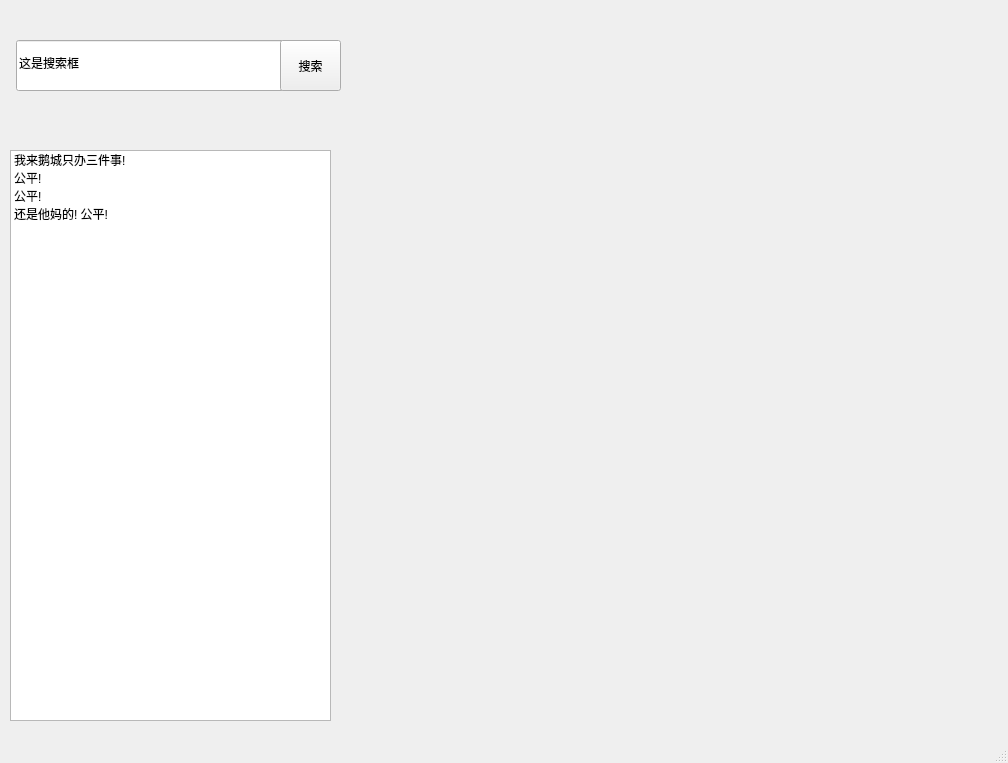
Old version of the form src/navigation_window.ui in the repository tangdouer1005/DataStructure_course_design.
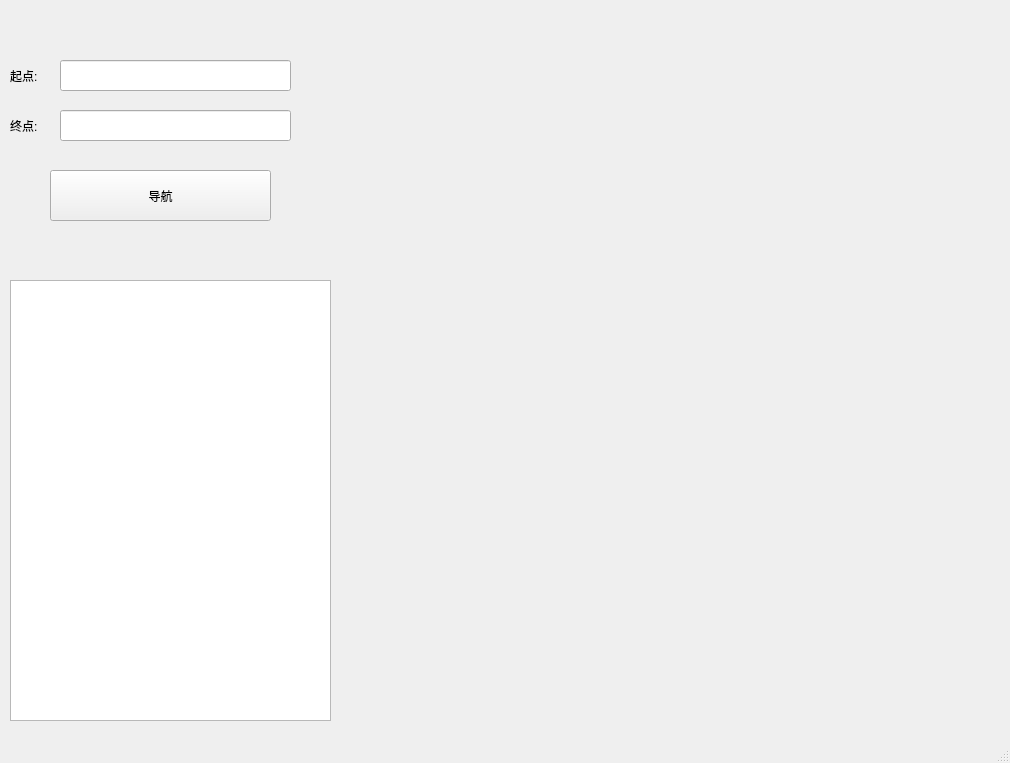
New version of the form. Icons and pictures are not drawn.

```diff
--- a/src/navigation_window.ui
+++ b/src/navigation_window.ui
@@ -6,7 +6,7 @@
    <rect>
     <x>0</x>
     <y>0</y>
-    <width>1008</width>
+    <width>1010</width>
     <height>763</height>
    </rect>
   </property>
@@ -33,57 +33,76 @@
    <widget class="QLineEdit" name="search_line">
     <property name="geometry">
      <rect>
-      <x>16</x>
-      <y>40</y>
-      <width>271</width>
-      <height>51</height>
+      <x>60</x>
+      <y>60</y>
+      <width>231</width>
+      <height>31</height>
      </rect>
     </property>
     <property name="text">
-     <string>这是搜索框</string>
+     <string/>
     </property>
    </widget>
    <widget class="QListWidget" name="list_agenda">
     <property name="geometry">
      <rect>
       <x>10</x>
-      <y>150</y>
+      <y>280</y>
       <width>321</width>
-      <height>571</height>
+      <height>441</height>
      </rect>
     </property>
-    <item>
-     <property name="text">
-      <string>我来鹅城只办三件事!</string>
-     </property>
-    </item>
-    <item>
-     <property name="text">
-      <string>公平!</string>
-     </property>
-    </item>
-    <item>
-     <property name="text">
-      <string>公平!</string>
-     </property>
-    </item>
-    <item>
-     <property name="text">
-      <string>还是他妈的! 公平!</string>
-     </property>
-    </item>
    </widget>
    <widget class="QPushButton" name="button_search">
     <property name="geometry">
      <rect>
-      <x>280</x>
-      <y>40</y>
-      <width>61</width>
+      <x>50</x>
+      <y>170</y>
+      <width>221</width>
       <height>51</height>
      </rect>
     </property>
     <property name="text">
-     <string>搜索</string>
+     <string>导航</string>
+    </property>
+   </widget>
+   <widget class="QLineEdit" name="end">
+    <property name="geometry">
+     <rect>
+      <x>60</x>
+      <y>110</y>
+      <width>231</width>
+      <height>31</height>
+     </rect>
+    </property>
+    <property name="text">
+     <string/>
+    </property>
+   </widget>
+   <widget class="QLabel" name="label">
+    <property name="geometry">
+     <rect>
+      <x>10</x>
+      <y>110</y>
+      <width>54</width>
+      <height>31</height>
+     </rect>
+    </property>
+    <property name="text">
+     <string>终点:</string>
+    </property>
+   </widget>
+   <widget class="QLabel" name="label_2">
+    <property name="geometry">
+     <rect>
+      <x>10</x>
+      <y>60</y>
+      <width>54</width>
+      <height>31</height>
+     </rect>
+    </property>
+    <property name="text">
+     <string>起点:</string>
     </property>
    </widget>
   </widget>
```
Left out of the diff: 6 changed lines with no effect on the pictures.
